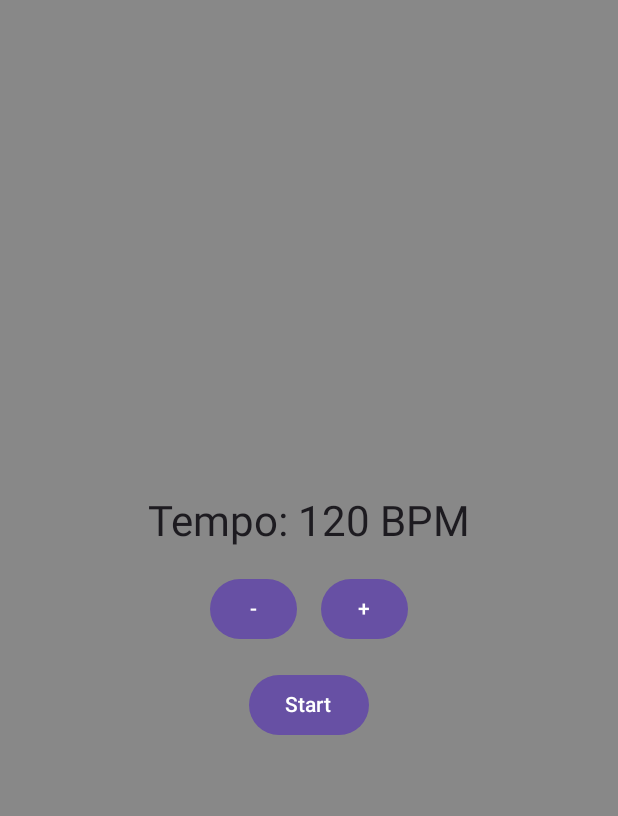
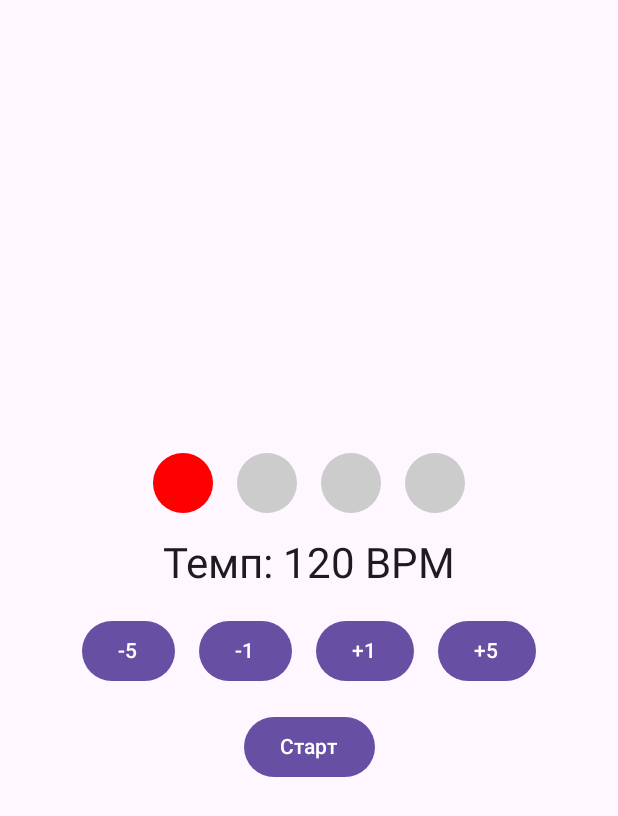
Before and after one commit to VermilionRed/Voice_metronome, an Android app built with Jetpack Compose: the screen it shows after launch (MainActivity), on a phone screen of 412 x 824 dp. Shown: the top 816 px of the screen. Run offline under Robolectric (Android 15) with nearby library versions, the phone set to English and light mode, and no system bars.

Commit message:
add beat dots

```diff
--- a/app/src/main/java/com/example/voice_metronome/MainActivity.kt
+++ b/app/src/main/java/com/example/voice_metronome/MainActivity.kt
@@ -6,8 +6,11 @@ import android.os.Bundle
 import androidx.activity.ComponentActivity
 import androidx.activity.compose.setContent
 import androidx.activity.enableEdgeToEdge
+import androidx.compose.animation.core.animateFloatAsState
+import androidx.compose.animation.core.tween
 import androidx.compose.foundation.background
 import androidx.compose.foundation.layout.Arrangement
+import androidx.compose.foundation.layout.Box
 import androidx.compose.foundation.layout.Column
 import androidx.compose.foundation.layout.Row
 import androidx.compose.foundation.layout.Spacer
@@ -16,8 +19,10 @@ import androidx.compose.foundation.layout.fillMaxSize
 import androidx.compose.foundation.layout.height
 import androidx.compose.foundation.layout.padding
 import androidx.compose.foundation.layout.safeDrawing
+import androidx.compose.foundation.layout.size
 import androidx.compose.foundation.layout.width
 import androidx.compose.foundation.layout.windowInsetsPadding
+import androidx.compose.foundation.shape.CircleShape
 import androidx.compose.material3.Button
 import androidx.compose.material3.MaterialTheme
 import androidx.compose.material3.Scaffold
@@ -31,6 +36,7 @@ import androidx.compose.runtime.rememberCoroutineScope
 import androidx.compose.runtime.setValue
 import androidx.compose.ui.Alignment
 import androidx.compose.ui.Modifier
+import androidx.compose.ui.draw.clip
 import androidx.compose.ui.graphics.Color
 import androidx.compose.ui.platform.LocalContext
 import androidx.compose.ui.tooling.preview.Preview
@@ -43,7 +49,6 @@ class MainActivity : ComponentActivity() {
     override fun onCreate(savedInstanceState: Bundle?) {
         super.onCreate(savedInstanceState)
         enableEdgeToEdge()
-        //WindowCompat.setDecorFitsSystemWindows(window, false)
         setContent {
             MetronomeBody(context = this)
         }
@@ -52,8 +57,10 @@ class MainActivity : ComponentActivity() {
 
 @Composable
 fun MetronomeBody(context: Context = LocalContext.current){
-    var tempo by remember { mutableStateOf(120) }
-    var isPlaying by remember { mutableStateOf(false) }
+    var tempo by remember { mutableStateOf(120) } // Темп в BPM
+    var isPlaying by remember { mutableStateOf(false) } // Состояние метронома
+    var currentBeat by remember { mutableStateOf(0) } // Текущая доля ритма
+    val beatsPerMeasure = 4 // Количество долей в такте (4/4)
     val scope = rememberCoroutineScope()
 
     Scaffold(
@@ -65,31 +72,52 @@ fun MetronomeBody(context: Context = LocalContext.current){
         Column(
             modifier = Modifier
                 .fillMaxSize()
-                .background(Color.Gray)
                 .padding(innerPadding),
             horizontalAlignment = Alignment.CenterHorizontally,
             verticalArrangement = Arrangement.Center
         ) {
-            Text(text = "Tempo: $tempo BPM", style = MaterialTheme.typography.headlineMedium)
+            Row(
+                horizontalArrangement = Arrangement.spacedBy(16.dp)
+            ) {
+                for (i in 0 until beatsPerMeasure) {
+                    BeatDot(isActive = i == currentBeat)
+                }
+            }
+            Spacer(modifier = Modifier.height(16.dp))
+            Text(text = "Темп: $tempo BPM", style = MaterialTheme.typography.headlineMedium)
             Spacer(modifier = Modifier.height(16.dp))
             Row {
+                Button(onClick = { if (tempo > 44) tempo -= 5 }) {
+                    Text("-5")
+                }
+                Spacer(modifier = Modifier.width(16.dp))
                 Button(onClick = { if (tempo > 40) tempo -= 1 }) {
-                    Text("-")
+                    Text("-1")
                 }
                 Spacer(modifier = Modifier.width(16.dp))
                 Button(onClick = { if (tempo < 200) tempo += 1 }) {
-                    Text("+")
+                    Text("+1")
+                }
+                Spacer(modifier = Modifier.width(16.dp))
+                Button(onClick = { if (tempo < 196) tempo += 5 }) {
+                    Text("+5")
                 }
             }
             Spacer(modifier = Modifier.height(16.dp))
-            Button(onClick = { isPlaying = !isPlaying }) {
-                Text(if (isPlaying) "Stop" else "Start")
+            Button(onClick = {
+                isPlaying = !isPlaying
+                if (!isPlaying) {
+                    currentBeat = 0 // Сбрасываем текущую долю при остановке
+                }
+            }) {
+                Text(if (isPlaying) "Стоп" else "Старт")
             }
         }
-
+        // Логика метронома
         if (isPlaying) {
             LaunchedEffect(tempo) {
                 while (isPlaying) {
+                    currentBeat = (currentBeat + 1) % beatsPerMeasure // Переход к следующей доле
                     scope.launch {
                         val mediaPlayer = MediaPlayer.create(context, R.raw.cowbell)
                         mediaPlayer.start()
@@ -97,12 +125,38 @@ fun MetronomeBody(context: Context = LocalContext.current){
                             it.release()
                         }
                     }
-                    delay(60000L / tempo)
+                    delay(60000L / tempo) // Задержка в зависимости от темпа
                 }
             }
         }
+        // Сброс метронома при изменении темпа
+        LaunchedEffect(tempo) {
+            if (isPlaying) {
+                isPlaying = false // Останавливаем метроном
+                currentBeat = 0 // Сбрасываем текущую долю
+                isPlaying = true // Перезапускаем метроном
+            }
+        }
     }
+}
+@Composable
+fun BeatDot(isActive: Boolean) {
+    val animatedColor by animateFloatAsState(
+        targetValue = if (isActive) 1f else 0f, // Анимация цвета
+        animationSpec = tween(durationMillis = 100)
+    )
 
+    Box(
+        modifier = Modifier
+            .size(40.dp)
+            .clip(CircleShape)
+            .background(
+                Color.LightGray.copy(alpha = 1f - animatedColor) // Серый цвет для неактивной точки
+            )
+            .background(
+                Color.Red.copy(alpha = animatedColor) // Красный цвет для активной точки
+            )
+    )
 }
 
 @Preview(showBackground = true)
```
